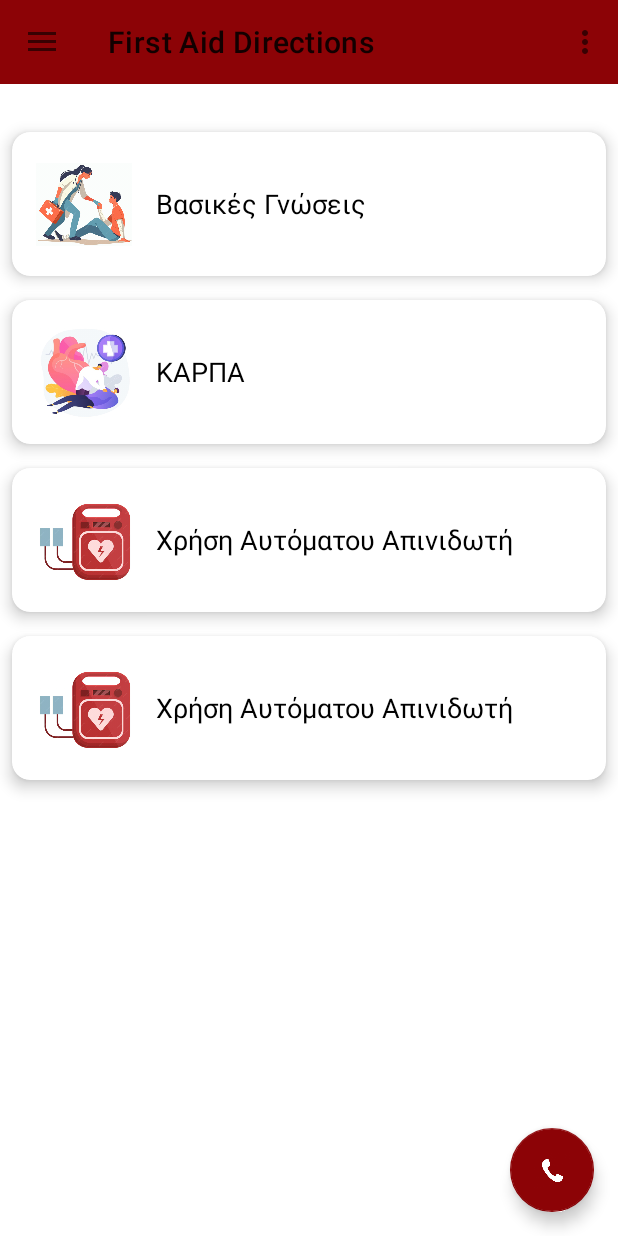
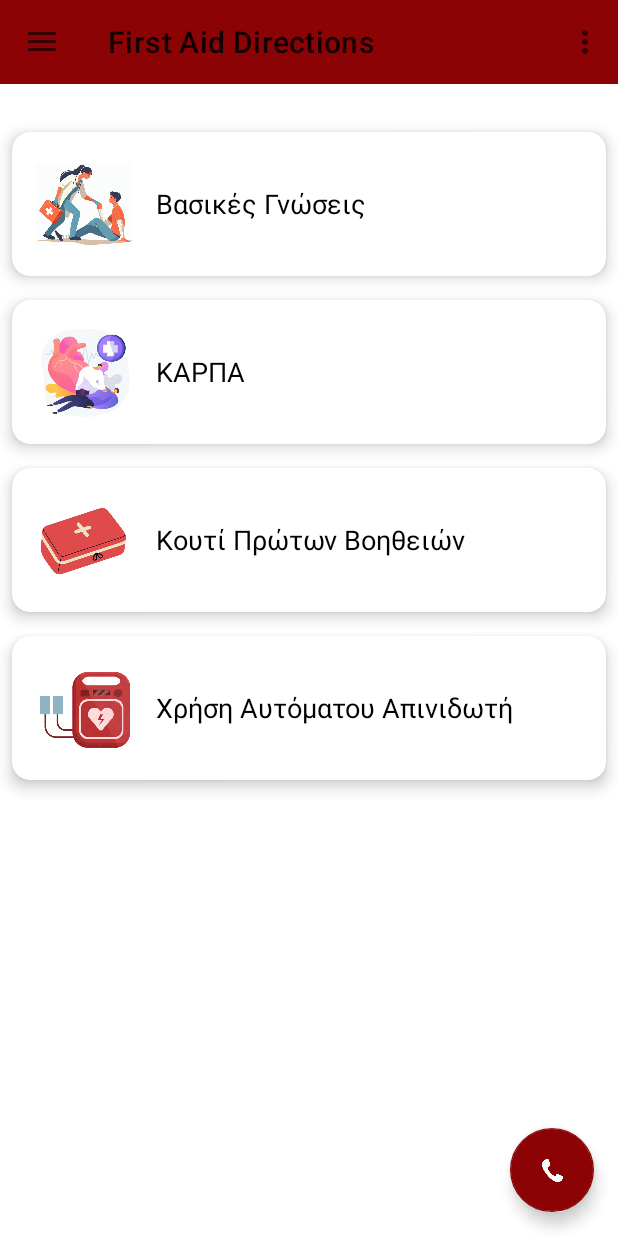
Before and after one commit to KostisSot/androidProject, an Android app: the screen it shows after launch (MainActivity), in the side drawer, after a tap on "Πρώτες Βοήθειες", on a phone screen of 412 x 824 dp. Run offline under Robolectric (Android 15) with nearby library versions, the phone set to English and light mode, and no system bars; our stand-ins replace navigation-ui; 2 statements that could not run were skipped.

Commit message:
more slideshows

```diff
--- a/app/src/main/java/com/example/project1/ui/directions/DirectionsFragment.java
+++ b/app/src/main/java/com/example/project1/ui/directions/DirectionsFragment.java
@@ -39,8 +39,8 @@ public class DirectionsFragment extends Fragment {
         topicList = new ArrayList<>();
         topicList.add(new FirstAidTopic(1, "Βασικές Γνώσεις", R.drawable.basic_first_aid));
         topicList.add(new FirstAidTopic(2, "ΚΑΡΠΑ", R.drawable.cpr_icon));
-        topicList.add(new FirstAidTopic(3, "Χρήση Αυτόματου Απινιδωτή", R.drawable.aed_icon));
-        topicList.add(new FirstAidTopic(3, "Χρήση Αυτόματου Απινιδωτή", R.drawable.aed_icon));
+        topicList.add(new FirstAidTopic(3, "Κουτί Πρώτων Βοηθειών", R.drawable.first_aid_kit_icon));
+        topicList.add(new FirstAidTopic(4, "Χρήση Αυτόματου Απινιδωτή", R.drawable.aed_icon));
 
         adapter = new TopicAdapter(topicList, topic -> {
             Bundle bundle = new Bundle();
--- a/app/src/main/res/layout/fragment_instructions.xml
+++ b/app/src/main/res/layout/fragment_instructions.xml
@@ -10,7 +10,7 @@
         android:textStyle="bold"
         android:layout_width="wrap_content"
         android:layout_height="wrap_content"
-        android:text="Βασικές Γνώσεις" />
+         />
 
     <androidx.viewpager2.widget.ViewPager2
         android:id="@+id/instructions_pager"
--- a/app/src/main/res/layout/item_instruction_slide.xml
+++ b/app/src/main/res/layout/item_instruction_slide.xml
@@ -29,7 +29,7 @@
             android:textSize="18sp"
             android:textColor="#000"
             android:fontFamily="@font/tektur"
-            android:textAlignment="center" />
+            android:textAlignment="gravity" />
 
     </LinearLayout>
 
```
Also changed, not shown: app/src/main/java/com/example/project1/ui/instructions/InstructionsFragment.java (+22 -4 lines), app/src/main/res/drawable/first_aid_kit_icon.png (added), app/src/main/res/drawable/first_aid_kit_picture.png (added), app/src/main/res/drawable/general_basic.png (added).
